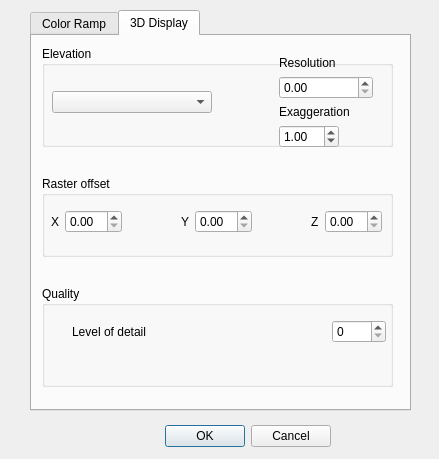
Above: cassandra/uis/RasterConfigurator.ui from xrubio/pandora before the change. Below: the same form after it.
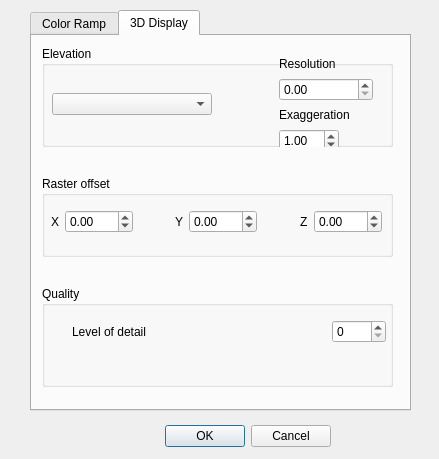
That is the form after the change.

Commit message: + offset of raster visualization

```diff
--- a/cassandra/uis/RasterConfigurator.ui
+++ b/cassandra/uis/RasterConfigurator.ui
@@ -104,7 +104,7 @@
         <x>10</x>
         <y>10</y>
         <width>321</width>
-        <height>92</height>
+        <height>96</height>
        </rect>
       </property>
       <layout class="QHBoxLayout" name="horizontalLayout_3">
@@ -282,7 +282,14 @@
         </widget>
        </item>
        <item>
-        <widget class="QDoubleSpinBox" name="xOffset"/>
+        <widget class="QDoubleSpinBox" name="xOffset">
+         <property name="minimum">
+          <double>-100.000000000000000</double>
+         </property>
+         <property name="maximum">
+          <double>100.000000000000000</double>
+         </property>
+        </widget>
        </item>
        <item>
         <spacer name="horizontalSpacer_3">
@@ -305,7 +312,14 @@
         </widget>
        </item>
        <item>
-        <widget class="QDoubleSpinBox" name="yOffset"/>
+        <widget class="QDoubleSpinBox" name="yOffset">
+         <property name="minimum">
+          <double>-100.000000000000000</double>
+         </property>
+         <property name="maximum">
+          <double>100.000000000000000</double>
+         </property>
+        </widget>
        </item>
        <item>
         <spacer name="horizontalSpacer_5">
@@ -328,7 +342,14 @@
         </widget>
        </item>
        <item>
-        <widget class="QDoubleSpinBox" name="zOffset"/>
+        <widget class="QDoubleSpinBox" name="zOffset">
+         <property name="minimum">
+          <double>-100.000000000000000</double>
+         </property>
+         <property name="maximum">
+          <double>100.000000000000000</double>
+         </property>
+        </widget>
        </item>
       </layout>
      </widget>
```
The commit also changes 4 other files.
